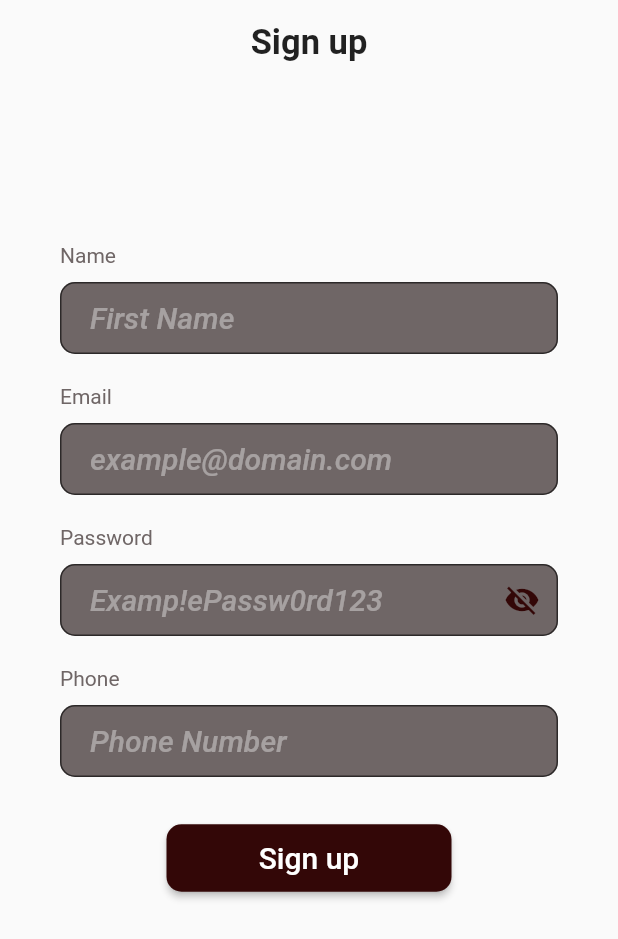
After one commit to mha66/flutter-training-task4, a Flutter app: the screen it shows after launch, after a tap on "Login", after a tap on "Create Account", on a phone screen of 412 x 824 dp. The commit adds this screen. Shown: the top 939 px of the screen. Run offline on Flutter 3.47's test engine with Material 2 defaults, Android fonts, the phone set to English and light mode, and no system bars; our stand-ins replace cloud_firestore, firebase_auth, firebase_core; accounts and stored records are empty.

Commit message:
Task 5 commit

```diff
--- /dev/null
+++ b/lib/data/models/user_data.dart
@@ -0,0 +1,26 @@
+import 'package:cloud_firestore/cloud_firestore.dart';
+
+class UserDataModel {
+  String email;
+  String name;
+  String phone;
+  String password;
+  String uid;
+
+  UserDataModel(
+      {required this.email,
+        required this.phone,
+        required this.name,
+        required this.password,
+        required this.uid,});
+
+  factory UserDataModel.fromJson(DocumentSnapshot json) {
+    return UserDataModel(
+      email: json['email'],
+      password: json['password'],
+      name: json['name'],
+      uid: json['uid'],
+      phone: json['phone'],
+    );
+  }
+}
--- a/lib/main.dart
+++ b/lib/main.dart
@@ -1,19 +1,32 @@
+import 'package:firebase_auth/firebase_auth.dart';
 import 'package:flutter/material.dart';
 import 'package:task4/ui/layout.dart';
+import 'package:firebase_core/firebase_core.dart';
+import 'package:task4/ui/screens/login_screen.dart';
 
-void main() {
-  runApp(const MyApp());
+import 'firebase_options.dart';
+
+void main() async {
+  WidgetsFlutterBinding.ensureInitialized();
+  await Firebase.initializeApp(
+    options: DefaultFirebaseOptions.currentPlatform,
+  );
+
+  runApp(MyApp());
 }
 
 class MyApp extends StatelessWidget {
-  const MyApp({super.key});
+  MyApp({super.key});
 
+  final User? user = FirebaseAuth.instance.currentUser;
   // This widget is the root of your application.
   @override
   Widget build(BuildContext context) {
-    return const MaterialApp(
+    return MaterialApp(
       debugShowCheckedModeBanner: false,
-      home: Layout(),
+      home: user == null
+      ?const LoginPage()
+      :const Layout(),
     );
   }
 }
--- a/lib/ui/screens/home_page.dart
+++ b/lib/ui/screens/home_page.dart
@@ -64,8 +64,6 @@ class _MyHomePageState extends State<MyHomePage> {
                       },
                       gridDelegate:
                           const SliverGridDelegateWithFixedCrossAxisCount(
-                        // childAspectRatio: MediaQuery.of(context).size.width /
-                        //     ((MediaQuery.of(context).size.height)-350),
                         mainAxisExtent: 205,
                         crossAxisSpacing: 10,
                         crossAxisCount: 2,
--- /dev/null
+++ b/lib/ui/screens/login_screen.dart
@@ -0,0 +1,160 @@
+import 'package:flutter/material.dart';
+import 'package:firebase_auth/firebase_auth.dart';
+import 'package:task4/data/data_source/data_source.dart';
+import 'package:task4/ui/layout.dart';
+import 'package:task4/ui/screens/signup_screen.dart';
+import 'package:task4/ui/widgets/text_formfield_widget.dart';
+
+class LoginPage extends StatefulWidget {
+  const LoginPage({super.key});
+
+  @override
+  State<LoginPage> createState() => _LoginPageState();
+}
+
+class _LoginPageState extends State<LoginPage> {
+  GlobalKey<FormState> formKey = GlobalKey<FormState>();
+
+  TextEditingController emailC = TextEditingController();
+
+  TextEditingController passwordC = TextEditingController();
+
+  bool obscurePassword = true;
+
+  Future<void> login({
+    required String email,
+    required String password,
+  }) async {
+    if (formKey.currentState!.validate()) {
+      try {
+        await FirebaseAuth.instance
+            .signInWithEmailAndPassword(
+          email: email,
+          password: password,
+        )
+            .then((value) {
+          if (value.user != null) {
+            Navigator.pushReplacement(context,
+                MaterialPageRoute(builder: (context) => const Layout()));
+          }
+        });
+      } catch (error) {
+        ScaffoldMessenger.of(context)
+            .showSnackBar(SnackBar(content: Text(error.toString())));
+      }
+    }
+  }
+
+  void togglePasswordVisibility() {
+    setState(() {
+      obscurePassword = !obscurePassword;
+    });
+  }
+
+  @override
+  void initState() {
+    if (DataSource.userData != null) {
+      emailC.text = DataSource.userData!.email;
+      passwordC.text = DataSource.userData!.password;
+    }
+    super.initState();
+  }
+
+  @override
+  Widget build(BuildContext context) {
+    return SafeArea(
+      child: Scaffold(
+        body: Form(
+          key: formKey,
+          child: Padding(
+            padding: const EdgeInsets.symmetric(vertical: 15, horizontal: 40),
+            child: SingleChildScrollView(
+              child: Column(
+                crossAxisAlignment: CrossAxisAlignment.center,
+                children: [
+                  const Text(
+                    'Login',
+                    style: TextStyle(fontWeight: FontWeight.bold, fontSize: 23),
+                  ),
+                  const SizedBox(height: 120),
+                  TextAndFormField(
+                    text: 'Email',
+                    controller: emailC,
+                    hintText: 'Email',
+                    validator: (value) {
+                      if (value!.isEmpty) {
+                        return 'Email is empty';
+                      }
+                      return null;
+                    },
+                  ),
+                  const SizedBox(height: 20),
+                  TextAndFormField(
+                    text: 'Password',
+                    controller: passwordC,
+                    hintText: 'Password',
+                    obscureText: obscurePassword,
+                    validator: (value) {
+                      if (value!.isEmpty) {
+                        return 'Password is empty';
+                      }
+                      return null;
+                    },
+                    suffixIcon: IconButton(
+                        onPressed: () {
+                          togglePasswordVisibility();
+                        },
+                        splashRadius: 1,
+                        icon: obscurePassword
+                            ? const Icon(Icons.visibility_off,
+                                color: Color(0xFF330707))
+                            : const Icon(Icons.visibility, color: Colors.blue)
+                    ),
+                  ),
+                  const SizedBox(height: 30),
+                  ElevatedButton(
+                      onPressed: () async {
+                        await login(
+                            email: emailC.text, password: passwordC.text);
+                      },
+                      style: ElevatedButton.styleFrom(
+                          backgroundColor: const Color(0xFF330707),
+                          minimumSize: const Size(190, 45),
+                          shape: RoundedRectangleBorder(
+                              borderRadius: BorderRadius.circular(10))),
+                      child: const Text(
+                        'Login',
+                        style: TextStyle(fontSize: 20),
+                      )),
+                  const SizedBox(height: 12),
+                  const Text(
+                    'OR',
+                    style: TextStyle(fontWeight: FontWeight.w500, fontSize: 20),
+                  ),
+                  const SizedBox(height: 12),
+                  ElevatedButton(
+                      onPressed: () {
+                        Navigator.push(
+                            context,
+                            MaterialPageRoute(
+                                builder: (context) =>
+                                    const CreateAccountPage()));
+                      },
+                      style: ElevatedButton.styleFrom(
+                          backgroundColor: const Color(0xFF330707),
+                          minimumSize: const Size(190, 45),
+                          shape: RoundedRectangleBorder(
+                              borderRadius: BorderRadius.circular(10))),
+                      child: const Text(
+                        'Create Account',
+                        style: TextStyle(fontSize: 20),
+                      )),
+                ],
+              ),
+            ),
+          ),
+        ),
+      ),
+    );
+  }
+}
--- /dev/null
+++ b/lib/ui/screens/signup_screen.dart
@@ -0,0 +1,204 @@
+import 'package:cloud_firestore/cloud_firestore.dart';
+import 'package:flutter/material.dart';
+import 'package:firebase_auth/firebase_auth.dart';
+import 'package:task4/ui/layout.dart';
+
+import '../widgets/text_formfield_widget.dart';
+
+class CreateAccountPage extends StatefulWidget {
+  const CreateAccountPage({super.key});
+
+  @override
+  State<CreateAccountPage> createState() => _CreateAccountState();
+}
+
+class _CreateAccountState extends State<CreateAccountPage> {
+  GlobalKey<FormState> formKey = GlobalKey<FormState>();
+
+  TextEditingController nameC = TextEditingController();
+
+  TextEditingController emailC = TextEditingController();
+
+  TextEditingController passwordC = TextEditingController();
+
+  TextEditingController phoneC = TextEditingController();
+
+  bool obscurePassword = true;
+
+  Future<bool> saveUserData({
+    required String name,
+    required String email,
+    required String password,
+    required String phone,
+    required String uid,
+  }) async {
+    try {
+      await FirebaseFirestore.instance.collection('users').doc(uid).set({
+        'email': email,
+        'password': password,
+        'name': name,
+        'phone': phone,
+        'uid': uid,
+      }, SetOptions(merge: true));
+      return true;
+    } catch (error) {
+      ScaffoldMessenger.of(context)
+          .showSnackBar(SnackBar(content: Text(error.toString())));
+      return false;
+    }
+  }
+
+  Future<void> signUp({
+    required String name,
+    required String email,
+    required String password,
+    required String phone,
+  }) async {
+    if (formKey.currentState!.validate()) {
+      try {
+        await FirebaseAuth.instance
+            .createUserWithEmailAndPassword(
+          email: email,
+          password: password,
+        )
+            .then((value) async {
+          if (value.user != null) {
+            await saveUserData(
+                    name: name,
+                    email: email,
+                    password: password,
+                    phone: phone,
+                    uid: value.user!.uid)
+                .then((value) {
+              if (value) {
+                Navigator.pushReplacement(context,
+                    MaterialPageRoute(builder: (context) => const Layout()));
+              }
+            });
+          }
+        });
+      } catch (error) {
+        ScaffoldMessenger.of(context)
+            .showSnackBar(SnackBar(content: Text(error.toString())));
+      }
+    }
+  }
+
+  void togglePasswordVisibility() {
+    setState(() {
+      obscurePassword = !obscurePassword;
+    });
+  }
+
+  @override
+  Widget build(BuildContext context) {
+    return SafeArea(
+      child: Scaffold(
+        body: Form(
+          key: formKey,
+          child: Padding(
+            padding: const EdgeInsets.symmetric(vertical: 15, horizontal: 40),
+            child: SingleChildScrollView(
+              child: Column(
+                crossAxisAlignment: CrossAxisAlignment.center,
+                children: [
+                  const Text(
+                    'Sign up',
+                    style: TextStyle(fontWeight: FontWeight.bold, fontSize: 23),
+                  ),
+                  const SizedBox(height: 120),
+                  TextAndFormField(
+                    text: 'Name',
+                    controller: nameC,
+                    hintText: 'First Name',
+                    validator: (value) {
+                      if (value!.isEmpty) {
+                        return 'Name must be filled';
+                      }
+                      return null;
+                    },
+                  ),
+                  const SizedBox(height: 20),
+                  TextAndFormField(
+                    text: 'Email',
+                    controller: emailC,
+                    hintText: 'example@domain.com',
+                    validator: (value) {
+                      if (value!.isEmpty) {
+                        return 'Email must be filled';
+                      }
+                      return null;
+                    },
+                  ),
+                  const SizedBox(height: 20),
+                  TextAndFormField(
+                    text: 'Password',
+                    controller: passwordC,
+                    hintText: 'Examp!ePassw0rd123',
+                    obscureText: obscurePassword,
+                    validator: (value) {
+                      if (value!.isEmpty) {
+                        return 'Password must be filled';
+                      } else if(value.length < 8) {
+                        return 'Password must be at least 8 characters';
+                      } else if(!value.contains(RegExp(r'(\d+)')))
+                      {
+                        return 'Password must contain digits';
+                      }
+                      return null;
+                    },
+                    suffixIcon: IconButton(
+                        onPressed: () {
+                          togglePasswordVisibility();
+                        },
+                        splashRadius: 1,
+                        icon:  obscurePassword
+                            ? const Icon(Icons.visibility_off,
+                            color: Color(0xFF330707))
+                            : const Icon(
+                          Icons.visibility,
+                          color: Colors.blue,
+                        )),
+                  ),
+                  const SizedBox(height: 20),
+                  TextAndFormField(
+                    text: 'Phone',
+                    controller: phoneC,
+                    hintText: 'Phone Number',
+                    validator: (value) {
+                      if (value!.isEmpty) {
+                        return 'Phone must be filled';
+                      } else if(value.length < 11) {
+                        return 'Phone number must be at least 11 digits';
+                      }
+                      return null;
+                    },
+                  ),
+                  const SizedBox(height: 30),
+                  ElevatedButton(
+                      onPressed: () async {
+                        await signUp(
+                          name: nameC.text,
+                          email: emailC.text,
+                          password: passwordC.text,
+                          phone: phoneC.text,
+                        );
+                      },
+                      style: ElevatedButton.styleFrom(
+                          backgroundColor: const Color(0xFF330707),
+                          minimumSize: const Size(190, 45),
+                          shape: RoundedRectangleBorder(
+                              borderRadius: BorderRadius.circular(10))),
+                      child: const Text(
+                        'Sign up',
+                        style: TextStyle(fontSize: 20),
+                      )),
+                ],
+              ),
+            ),
+          ),
+        ),
+      ),
+    );
+  }
+}
--- /dev/null
+++ b/lib/ui/widgets/text_formfield_widget.dart
@@ -0,0 +1,57 @@
+import 'package:flutter/material.dart';
+
+class TextAndFormField extends StatelessWidget {
+  final String text;
+  final TextEditingController controller;
+  final String? Function(String?)? validator;
+  final String? hintText;
+  final bool obscureText;
+  final Widget? suffixIcon;
+
+  const TextAndFormField(
+      {super.key,
+      required this.text,
+      required this.controller,
+      this.validator,
+      this.hintText,
+      this.obscureText = false,
+      this.suffixIcon});
+
+  @override
+  Widget build(BuildContext context) {
+    return Column(
+      crossAxisAlignment: CrossAxisAlignment.start,
+      children: [
+        Text(
+          text,
+          style: const TextStyle(color: Color(0xFF6F6666)),
+        ),
+        const SizedBox(height: 10),
+        TextFormField(
+          controller: controller,
+          validator: validator,
+          obscureText: obscureText,
+          style: const TextStyle(
+            color: Colors.white,
+            fontWeight: FontWeight.w500,
+            fontSize: 20,
+          ),
+          decoration: InputDecoration(
+
+            suffixIcon: suffixIcon,
+            contentPadding: const EdgeInsets.only(left: 20),
+            border: OutlineInputBorder(borderRadius: BorderRadius.circular(10)),
+            fillColor: const Color(0xFF6F6666),
+            filled: true,
+            hintText: hintText,
+            hintStyle: const TextStyle(
+              color: Colors.white38,
+              fontWeight: FontWeight.w500,
+              fontStyle: FontStyle.italic,
+            ),
+          ),
+        ),
+      ],
+    );
+  }
+}
--- a/pubspec.yaml
+++ b/pubspec.yaml
@@ -36,6 +36,9 @@ dependencies:
   # Use with the CupertinoIcons class for iOS style icons.
   cupertino_icons: ^1.0.2
   http: ^1.1.0
+  firebase_core: ^2.15.1
+  firebase_auth: ^4.7.3
+  cloud_firestore: ^4.8.5
 
 dev_dependencies:
   flutter_test:
```
Also changed, not shown: lib/data/data_source/data_source.dart (+16 -1 lines), lib/data/models/product_data.dart (+11 -7 lines), lib/ui/layout.dart (+39 -23 lines), lib/ui/screens/profile_page.dart (added, +92 -0 lines), lib/ui/widgets/heart_widget.dart (+7 -2 lines), lib/firebase_options.dart (added), pubspec.lock, 3 other files.
